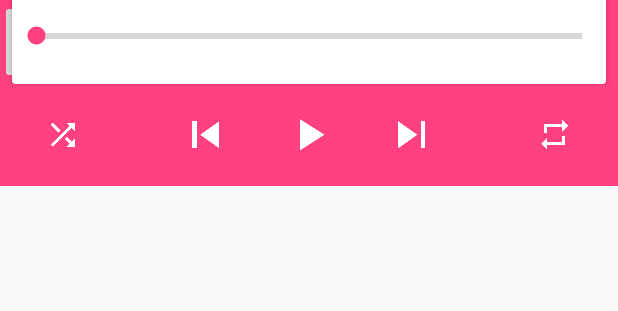
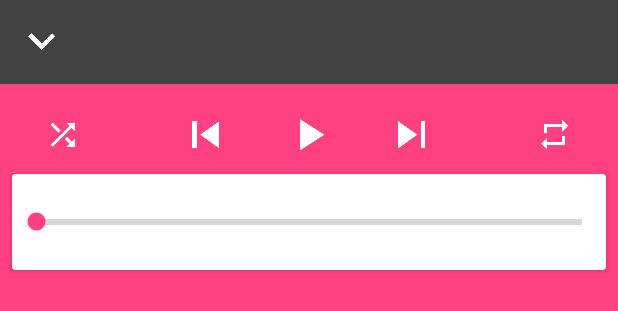
Before and after one commit to nixxholas/LynxPlayer, an Android app: the layout activity_main_slidingup.xml on its own in the app's theme, with its tools: preview values and no code run, on a phone screen of 412 x 824 dp. Shown: the top 311 px of the screen. Run offline under Robolectric (Android 15) with nearby library versions, the phone set to English and light mode, and no system bars.

```diff
--- a/app/src/main/java/com/nixholas/materialtunes/Fragments/SongsFragment.java
+++ b/app/src/main/java/com/nixholas/materialtunes/Fragments/SongsFragment.java
@@ -27,7 +27,6 @@ public class SongsFragment extends Fragment {
     RecyclerView recyclerView;
     RecyclerView.Adapter rVAdapter;
     RecyclerView.LayoutManager rVLayoutManager;
-    private Preferences mPreference;
 
     /**
      * The fragment argument representing the section number for this
--- a/app/src/main/java/com/nixholas/materialtunes/IntroActivity.java
+++ b/app/src/main/java/com/nixholas/materialtunes/IntroActivity.java
@@ -18,6 +18,9 @@ import com.nixholas.materialtunes.Utils.Preferences;
  */
 
 public class IntroActivity extends AppIntro2 {
+    // Permanent Entities
+    SharedPreferences mPreferences;
+
     @Override
     protected void onCreate(@Nullable Bundle savedInstanceState) {
         super.onCreate(savedInstanceState);
--- a/app/src/main/java/com/nixholas/materialtunes/MainActivity.java
+++ b/app/src/main/java/com/nixholas/materialtunes/MainActivity.java
@@ -89,8 +89,9 @@ public class MainActivity extends AppCompatActivity {
 
     // Notification Entities
     private static MainActivity finalMain;
-    private static View mainActivityView;
     public static PersistentNotif persistentNotif;
+
+    // Permanent Entities
 
     /**
      * The {@link android.support.v4.view.PagerAdapter} that will provide
@@ -125,7 +126,6 @@ public class MainActivity extends AppCompatActivity {
         if (mediaManager == null) {
             mediaManager = new MediaManager(this);
             finalMain = this;
-            mainActivityView = getCurrentFocus();
         }
 
         // Notifications
--- a/app/src/main/res/layout/activity_main_slidingup.xml
+++ b/app/src/main/res/layout/activity_main_slidingup.xml
@@ -1,6 +1,7 @@
 <?xml version="1.0" encoding="utf-8"?>
 <!--http://stackoverflow.com/questions/29738510/toolbar-overlapping-below-status-bar-->
-<RelativeLayout xmlns:android="http://schemas.android.com/apk/res/android"
+<RelativeLayout
+    xmlns:android="http://schemas.android.com/apk/res/android"
     xmlns:app="http://schemas.android.com/apk/res-auto"
     android:id="@+id/slided_layout"
     android:layout_alignBaseline="@+id/slide_layout"
@@ -8,14 +9,47 @@
     android:background="@color/colorAccent"
     android:orientation="vertical"
     android:layout_width="match_parent"
+    android:layout_height="match_parent">
+
+    <LinearLayout
+        android:id="@+id/slided_song_texts"
+        android:padding="@dimen/fragment_padding_topbottom"
+        android:background="@color/cardview_dark_background"
+        android:orientation="horizontal"
+        android:layout_width="match_parent"
         android:layout_height="wrap_content">
 
         <ImageButton
             android:id="@+id/slided_close"
-        android:layout_alignParentStart="true"
             android:layout_width="wrap_content"
             android:layout_height="wrap_content"
+            android:paddingRight="@dimen/fragment_padding_topbottom"
+            android:background="?attr/selectableItemBackgroundBorderless"
             android:src="@drawable/ic_keyboard_arrow_down_white_36dp"/>
+
+        <LinearLayout
+            android:orientation="vertical"
+            android:layout_width="wrap_content"
+            android:layout_height="match_parent">
+
+            <TextView
+                android:id="@+id/slided_title"
+                android:textStyle="bold"
+                android:textSize="15sp"
+                android:textColor="@android:color/white"
+                android:layout_width="wrap_content"
+                android:layout_height="wrap_content" />
+
+            <TextView
+                android:id="@+id/slided_artist"
+                android:textSize="13sp"
+                android:textColor="@android:color/white"
+                android:layout_width="wrap_content"
+                android:layout_height="wrap_content" />
+
+        </LinearLayout>
+
+    </LinearLayout>
 
     <!--http://stackoverflow.com/questions/17499789/set-position-of-seekbar-below-an-image-view-->
     <ImageView
@@ -24,89 +58,12 @@
             android:layout_width="match_parent"
             android:layout_height="wrap_content"
             android:scaleType="fitXY"
+            android:layout_below="@+id/slided_song_texts"
             android:contentDescription="slided album art" />
-
-        <android.support.v7.widget.CardView
-            android:id="@+id/slided_details"
-            android:layout_below="@id/slided_image"
-            android:background="@color/cardview_dark_background"
-            android:layout_marginTop="@dimen/slideduplayout_cardpadding"
-            android:layout_marginLeft="@dimen/appbar_padding_top"
-            android:layout_marginRight="@dimen/appbar_padding_top"
-            android:orientation="vertical"
-            android:layout_width="match_parent"
-            android:layout_height="wrap_content">
-
-            <SeekBar
-                android:id="@+id/slided_seekbar"
-                style="@style/Widget.AppCompat.ProgressBar.Horizontal"
-                android:layout_width="match_parent"
-                android:layout_height="wrap_content"
-                android:maxHeight="88dp"
-                android:minHeight="64dp"
-                android:tag="tint_accent_color" />
-
-            <LinearLayout
-                android:id="@+id/slided_seekbartext"
-                android:layout_below="@id/slided_seekbar"
-                android:layout_marginTop="-24sp"
-                android:paddingLeft="@dimen/appbar_padding_top"
-                android:paddingRight="@dimen/appbar_padding_top"
-                android:orientation="horizontal"
-                android:layout_width="match_parent"
-                android:layout_height="wrap_content">
-
-                <TextView
-                    android:id="@+id/slided_seekTextCurrent"
-                    android:textColor="#ffff"
-                    android:layout_gravity="left"
-                    android:layout_width="wrap_content"
-                    android:layout_height="wrap_content" />
-
-                <!-- Separator Views allow proper dynamic flow for different device sizes. -->
-                <View
-                    android:layout_width="0dp"
-                    android:layout_height="match_parent"
-                    android:layout_weight="1" />
-
-                <TextView
-                    android:id="@+id/slided_seekTextMax"
-                    android:textColor="#ffff"
-                    android:layout_gravity="right"
-                    android:layout_width="wrap_content"
-                    android:layout_height="wrap_content" />
-
-            </LinearLayout>
-
-            <LinearLayout
-                android:id="@+id/slided_currenttexts"
-                android:layout_below="@id/slided_seekbartext"
-                android:orientation="horizontal"
-                android:layout_width="match_parent"
-                android:layout_height="wrap_content">
-
-                <TextView
-                    android:id="@+id/slided_title"
-                    android:paddingTop="@dimen/album_title_padding"
-                    android:paddingLeft="@dimen/album_title_padding"
-                    android:layout_width="wrap_content"
-                    android:layout_height="wrap_content" />
-
-                <TextView
-                    android:id="@+id/slided_artist"
-                    android:paddingTop="@dimen/album_title_padding"
-                    android:paddingLeft="@dimen/album_title_padding"
-                    android:paddingBottom="@dimen/album_title_padding"
-                    android:layout_width="wrap_content"
-                    android:layout_height="wrap_content" />
-
-            </LinearLayout>
-
-        </android.support.v7.widget.CardView>
 
         <LinearLayout
             android:id="@+id/media_controls_container"
-            android:layout_below="@id/slided_details"
+            android:layout_below="@id/slided_image"
             android:layout_marginTop="@dimen/activity_vertical_margin"
             android:layout_marginBottom="@dimen/activity_vertical_margin"
             android:layout_marginLeft="@dimen/ic_album_overflow_height"
@@ -185,4 +142,64 @@
 
         </LinearLayout>
 
+    <android.support.v7.widget.CardView
+        android:id="@+id/slided_details"
+        android:layout_below="@id/media_controls_container"
+        android:background="@color/cardview_dark_background"
+        android:layout_marginTop="@dimen/slideduplayout_cardpadding"
+        android:layout_marginLeft="@dimen/appbar_padding_top"
+        android:layout_marginRight="@dimen/appbar_padding_top"
+        android:orientation="vertical"
+        android:layout_width="match_parent"
+        android:layout_height="wrap_content">
+
+        <LinearLayout
+            android:orientation="vertical"
+            android:layout_width="match_parent"
+            android:layout_height="match_parent">
+
+            <SeekBar
+                android:id="@+id/slided_seekbar"
+                style="@style/Widget.AppCompat.ProgressBar.Horizontal"
+                android:layout_width="match_parent"
+                android:layout_height="wrap_content"
+                android:maxHeight="88dp"
+                android:minHeight="64dp"
+                android:tag="tint_accent_color" />
+
+            <LinearLayout
+                android:id="@+id/slided_seekbartext"
+                android:layout_marginTop="-24sp"
+                android:paddingLeft="@dimen/appbar_padding_top"
+                android:paddingRight="@dimen/appbar_padding_top"
+                android:orientation="horizontal"
+                android:layout_width="match_parent"
+                android:layout_height="wrap_content">
+
+                <TextView
+                    android:id="@+id/slided_seekTextCurrent"
+                    android:textColor="#000000"
+                    android:layout_gravity="left"
+                    android:layout_width="wrap_content"
+                    android:layout_height="wrap_content" />
+
+                <!-- Separator Views allow proper dynamic flow for different device sizes. -->
+                <View
+                    android:layout_width="0dp"
+                    android:layout_height="match_parent"
+                    android:layout_weight="1" />
+
+                <TextView
+                    android:id="@+id/slided_seekTextMax"
+                    android:textColor="#000000"
+                    android:layout_gravity="right"
+                    android:layout_width="wrap_content"
+                    android:layout_height="wrap_content" />
+
+            </LinearLayout>
+
+        </LinearLayout>
+
+    </android.support.v7.widget.CardView>
+
 </RelativeLayout>
--- a/app/src/main/res/values/strings.xml
+++ b/app/src/main/res/values/strings.xml
@@ -13,4 +13,7 @@
     <string name="equalizer_title">Equalizer</string>
     <string name="playnow_title">Play Now</string>
 
+    // Songs Fragment Strings
+    <string name="songmenu_playlist">Add to playlist</string>
+    <string name="songmenu_delete">Delete</string>
 </resources>
```
Also changed, not shown: app/src/main/java/com/nixholas/materialtunes/Fragments/ListsFragment.java (+23 -0 lines), app/src/main/java/com/nixholas/materialtunes/Media/Adapter/ListsAdapter.java (added, +171 -0 lines), app/src/main/java/com/nixholas/materialtunes/Media/Adapter/SongsAdapter.java (+30 -25 lines), app/src/main/java/com/nixholas/materialtunes/Media/Entities/List.java (added, +33 -0 lines), app/src/main/java/com/nixholas/materialtunes/Media/MediaManager.java (+42 -6 lines), app/src/main/res/layout/list_cardview.xml (added, +83 -0 lines), app/src/main/res/menu/menu_song.xml (added, +17 -0 lines), app/src/main/res/drawable/ic_list_gone.png (added). Lines whose indentation alone changed are shown as unchanged.
